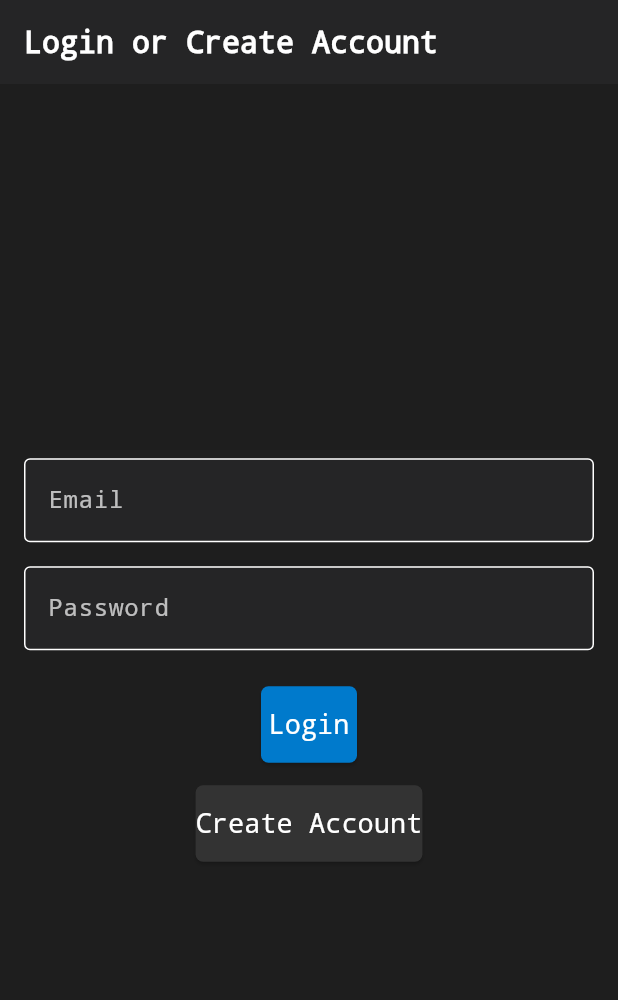
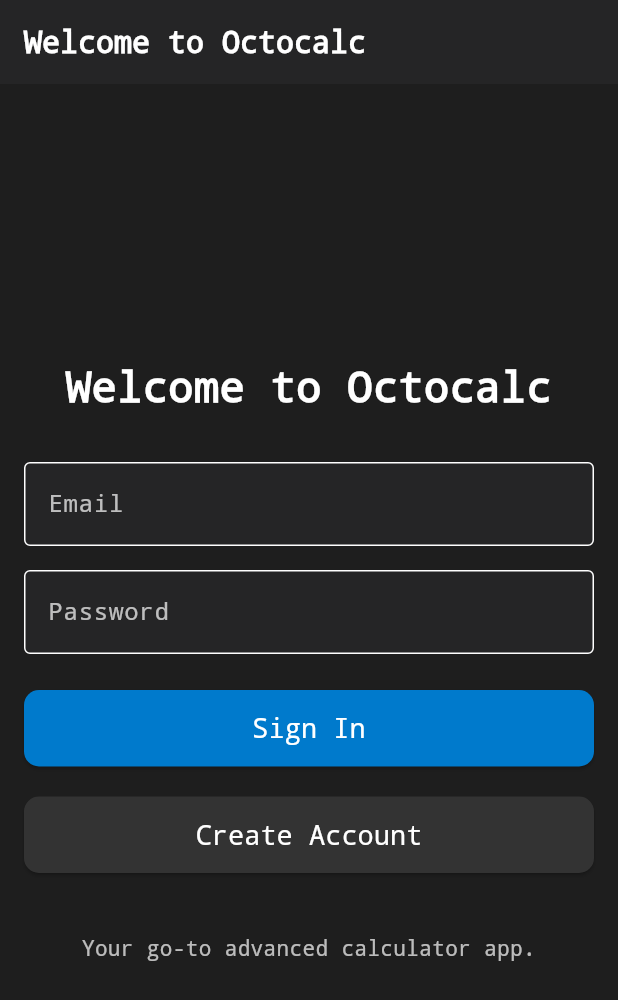
Before and after one commit to redhatgamer/Octocalc, a Flutter app: the screen it shows after launch, on a phone screen of 412 x 824 dp. Shown: the top 1000 px of the screen. Run offline on Flutter 3.47's test engine with Material 3 defaults, Android fonts, the phone set to English and light mode, and no system bars; our stand-ins replace hive, hive_flutter, math_expressions; accounts and stored records are empty.

Commit message:
optimized login

```diff
--- a/lib/home_screen.dart
+++ b/lib/home_screen.dart
@@ -214,11 +214,6 @@ class _HomeScreenState extends State<HomeScreen> {
 
 
 
-
-
-
-
-
 class LoginScreen extends StatelessWidget {
   final TextEditingController emailController = TextEditingController();
   final TextEditingController passwordController = TextEditingController();
@@ -227,7 +222,7 @@ class LoginScreen extends StatelessWidget {
   Widget build(BuildContext context) {
     return Scaffold(
       appBar: AppBar(
-        title: const Text('Login or Create Account'),
+        title: const Text('Welcome to Octocalc'),
         backgroundColor: const Color(0xFF252526),
       ),
       backgroundColor: const Color(0xFF1E1E1E), // Dark theme background
@@ -235,7 +230,20 @@ class LoginScreen extends StatelessWidget {
         padding: const EdgeInsets.all(16.0),
         child: Column(
           mainAxisAlignment: MainAxisAlignment.center,
+          crossAxisAlignment: CrossAxisAlignment.stretch,
           children: [
+            // Title
+            Text(
+              'Welcome to Octocalc',
+              textAlign: TextAlign.center,
+              style: const TextStyle(
+                fontSize: 28,
+                fontWeight: FontWeight.bold,
+                color: Colors.white,
+                fontFamily: 'monospace',
+              ),
+            ),
+            const SizedBox(height: 30),
             // Email Field
             TextField(
               controller: emailController,
@@ -263,13 +271,14 @@ class LoginScreen extends StatelessWidget {
               style: const TextStyle(color: Colors.white),
             ),
             const SizedBox(height: 24),
-            // Login Button
+            // Sign In Button
             ElevatedButton(
               onPressed: () async {
                 final box = Hive.box('credentialsBox');
                 final storedEmail = box.get('email');
                 final storedPassword = box.get('password');
 
+                // Check if credentials match
                 if (emailController.text == storedEmail &&
                     passwordController.text == storedPassword) {
                   // Save login state and username
@@ -291,11 +300,11 @@ class LoginScreen extends StatelessWidget {
                 backgroundColor: const Color(0xFF007ACC), // Blue login button
                 padding: const EdgeInsets.symmetric(vertical: 15),
                 shape: RoundedRectangleBorder(
-                  borderRadius: BorderRadius.circular(5),
+                  borderRadius: BorderRadius.circular(10),
                 ),
               ),
               child: const Text(
-                'Login',
+                'Sign In',
                 style: TextStyle(
                   fontSize: 18,
                   color: Colors.white,
@@ -303,11 +312,10 @@ class LoginScreen extends StatelessWidget {
                 ),
               ),
             ),
-            const SizedBox(height: 15),
+            const SizedBox(height: 20),
             // Create Account Button
             ElevatedButton(
               onPressed: () {
-                // Call the create account method from HomeScreen
                 showDialog(
                   context: context,
                   builder: (_) => AlertDialog(
@@ -362,7 +370,7 @@ class LoginScreen extends StatelessWidget {
                 backgroundColor: const Color(0xFF333333), // Grey button
                 padding: const EdgeInsets.symmetric(vertical: 15),
                 shape: RoundedRectangleBorder(
-                  borderRadius: BorderRadius.circular(5),
+                  borderRadius: BorderRadius.circular(10),
                 ),
               ),
               child: const Text(
@@ -374,12 +382,25 @@ class LoginScreen extends StatelessWidget {
                 ),
               ),
             ),
+            const SizedBox(height: 40),
+            // Footer text
+            const Text(
+              'Your go-to advanced calculator app.',
+              textAlign: TextAlign.center,
+              style: TextStyle(
+                fontSize: 14,
+                color: Colors.white70,
+                fontFamily: 'monospace',
+              ),
+            ),
           ],
         ),
       ),
     );
   }
 }
+
+
 
 
 class CreateAccountScreen extends StatelessWidget {
```
